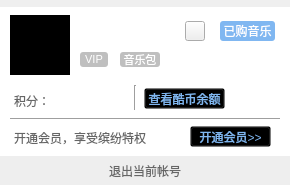
This is TTKMusicPlayer/musicUi/musicUsermanager/musicusermanager.ui in Greedysky/TTKMusicPlayer as Qt 5 draws it before an edit. The edited form follows.
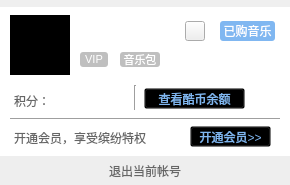
This is the edited form. Icons and pictures are not drawn. Custom widgets are drawn as their Qt base class.

Patch:
```diff
--- a/TTKMusicPlayer/musicUi/musicUsermanager/musicusermanager.ui
+++ b/TTKMusicPlayer/musicUi/musicUsermanager/musicusermanager.ui
@@ -239,7 +239,7 @@
     <rect>
      <x>144</x>
      <y>88</y>
-     <width>81</width>
+     <width>101</width>
      <height>21</height>
     </rect>
    </property>
@@ -258,7 +258,7 @@
     <rect>
      <x>14</x>
      <y>130</y>
-     <width>141</width>
+     <width>171</width>
      <height>16</height>
     </rect>
    </property>
```
